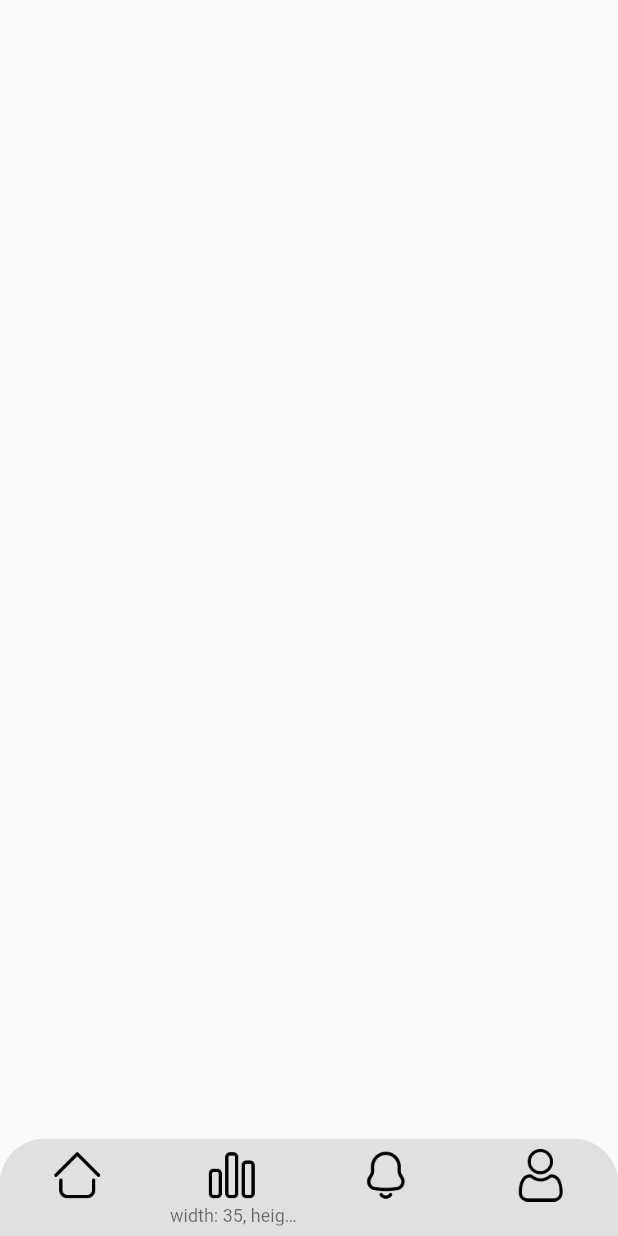
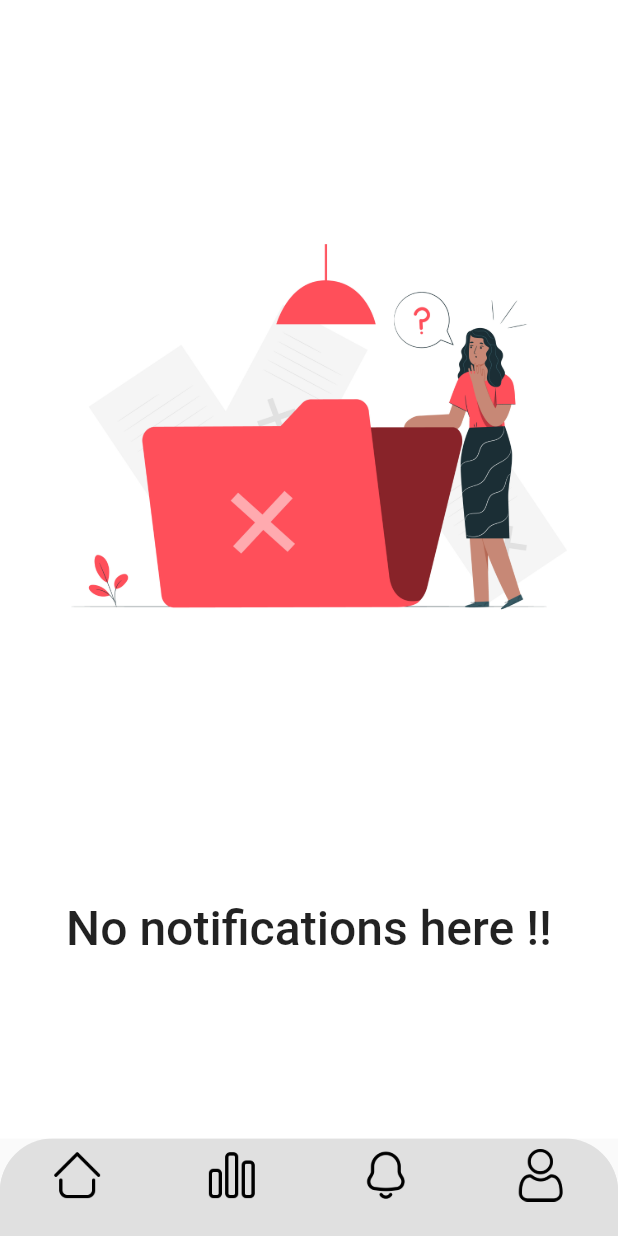
Before and after one commit to Adomakojohn/quizapp, a Flutter app: the screen it shows after launch, item 3 of the bottom bar chosen, on a phone screen of 412 x 824 dp. Run offline on Flutter 3.47's test engine with Material 2 defaults, Android fonts, the phone set to English and light mode, and no system bars.

Commit message:
added notification screen

```diff
--- a/lib/main.dart
+++ b/lib/main.dart
@@ -1,6 +1,6 @@
 import 'package:flutter/material.dart';
 import 'package:quizapp/screens/bottom_nav_bar.dart';
-import 'package:quizapp/screens/home_screen.dart';
+
 
 void main(){
   runApp(const MyApp());
--- a/lib/models/category_model.dart
+++ b/lib/models/category_model.dart
@@ -1,4 +1,5 @@
 import 'package:flutter/material.dart';
+import 'package:quizapp/screens/notification_screen.dart';
 
 class CategoryTypes extends StatefulWidget {
   final String categoryText;
@@ -87,6 +88,10 @@ class _TopicsState extends State<Topics> {
   Widget build(BuildContext context) {
     return Padding(
       padding: const EdgeInsets.all(7),
+      child: GestureDetector(
+        onTap: () {
+          const NotificationPage();
+        },
         child: ClipRRect(
           borderRadius: BorderRadius.circular(30),
           child: Container(
@@ -114,6 +119,7 @@ class _TopicsState extends State<Topics> {
             ),
           ),
         ),
+      ),
     );
   }
 }
--- a/lib/screens/bottom_nav_bar.dart
+++ b/lib/screens/bottom_nav_bar.dart
@@ -1,5 +1,6 @@
 import 'package:flutter/material.dart';
 import 'package:quizapp/screens/home_screen.dart';
+import 'package:quizapp/screens/notification_screen.dart';
 
 class BottomNavBar extends StatefulWidget {
   const BottomNavBar({super.key});
@@ -9,7 +10,7 @@ class BottomNavBar extends StatefulWidget {
 }
 
 class _BottomNavBarState extends State<BottomNavBar> {
-  final List _pages = [const HomePage(), Container(), Container(), Container()];
+  final List _pages = [const HomePage(), Container(),const  NotificationPage(), Container()];
   int _selectedIndex = 0;
   void _navigateBottomBar(int index) {
     setState(() {
@@ -23,7 +24,7 @@ class _BottomNavBarState extends State<BottomNavBar> {
       body: _pages[_selectedIndex],
       bottomNavigationBar: ClipRRect(
         borderRadius: const BorderRadius.only(
-            topRight: Radius.circular(30), topLeft: Radius.circular(30)),
+            topRight: Radius.circular(35), topLeft: Radius.circular(35)),
         child: BottomNavigationBar(
           currentIndex: _selectedIndex,
           onTap: _navigateBottomBar,
@@ -43,7 +44,7 @@ class _BottomNavBarState extends State<BottomNavBar> {
                   width: 35,
                   height: 35,
                 ),
-                  label: " width: 35, height: 35,"),
+                label: ""),
             BottomNavigationBarItem(
                 icon: Image.asset(
                   "Assets/icons/not1.png",
@@ -58,7 +59,8 @@ class _BottomNavBarState extends State<BottomNavBar> {
                   height: 35,
                 ),
                 label: ""),
-            ]),
+          ],
+        ),
       ),
     );
   }
--- /dev/null
+++ b/lib/screens/notification_screen.dart
@@ -0,0 +1,25 @@
+import 'package:flutter/material.dart';
+
+class NotificationPage extends StatefulWidget {
+  const NotificationPage({super.key});
+
+  @override
+  State<NotificationPage> createState() => _NotificationPageState();
+}
+
+class _NotificationPageState extends State<NotificationPage> {
+  @override
+  Widget build(BuildContext context) {
+    return  Scaffold(
+      backgroundColor: Colors.white,
+      body:  SafeArea(
+        child: Column(
+          children: [
+            Image.asset("Assets/images/nonot.jpg" ,width: 600, height: 600,),
+            const Text("No notifications here !!" , style: TextStyle(fontSize: 32,fontWeight: FontWeight.w500),),
+          ],
+        ),
+      )
+    );
+  }
+}
--- a/pubspec.yaml
+++ b/pubspec.yaml
@@ -62,7 +62,7 @@ flutter:
   # To add assets to your application, add an assets section, like this:
   assets:
      - Assets/icons/
-  #   - images/a_dot_ham.jpeg
+     - Assets/images/
 
   # An image asset can refer to one or more resolution-specific "variants", see
   # https://flutter.dev/assets-and-images/#resolution-aware
```
Also changed, not shown: Assets/images/nonot.jpg (added). Lines whose indentation alone changed are shown as unchanged.
